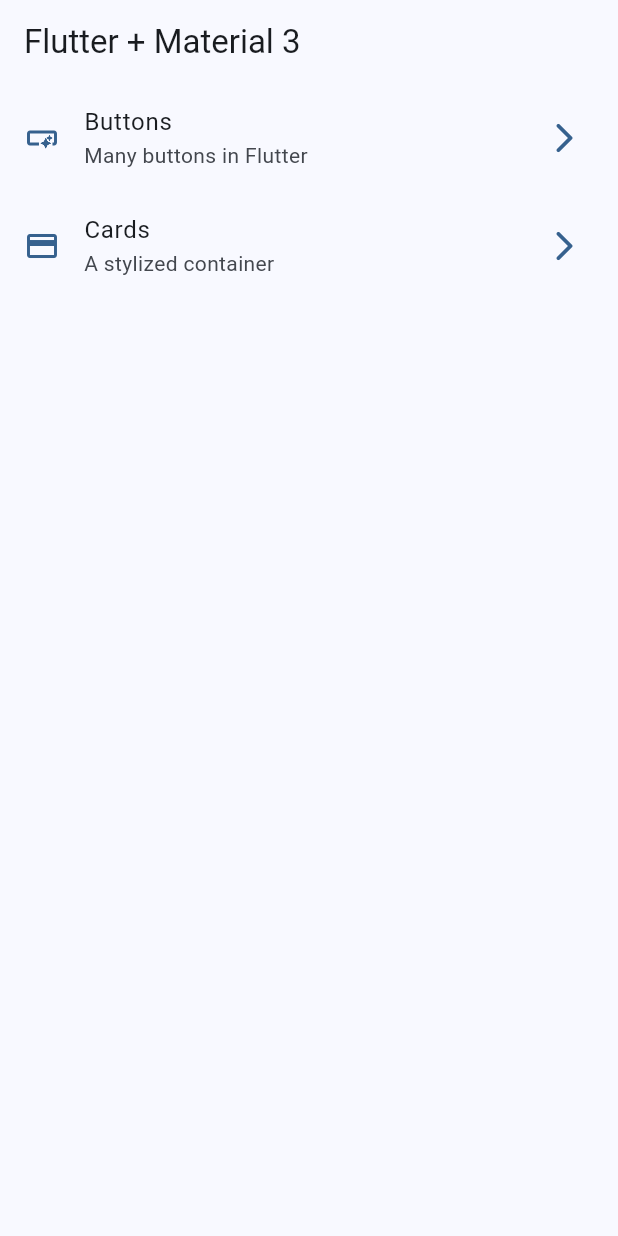
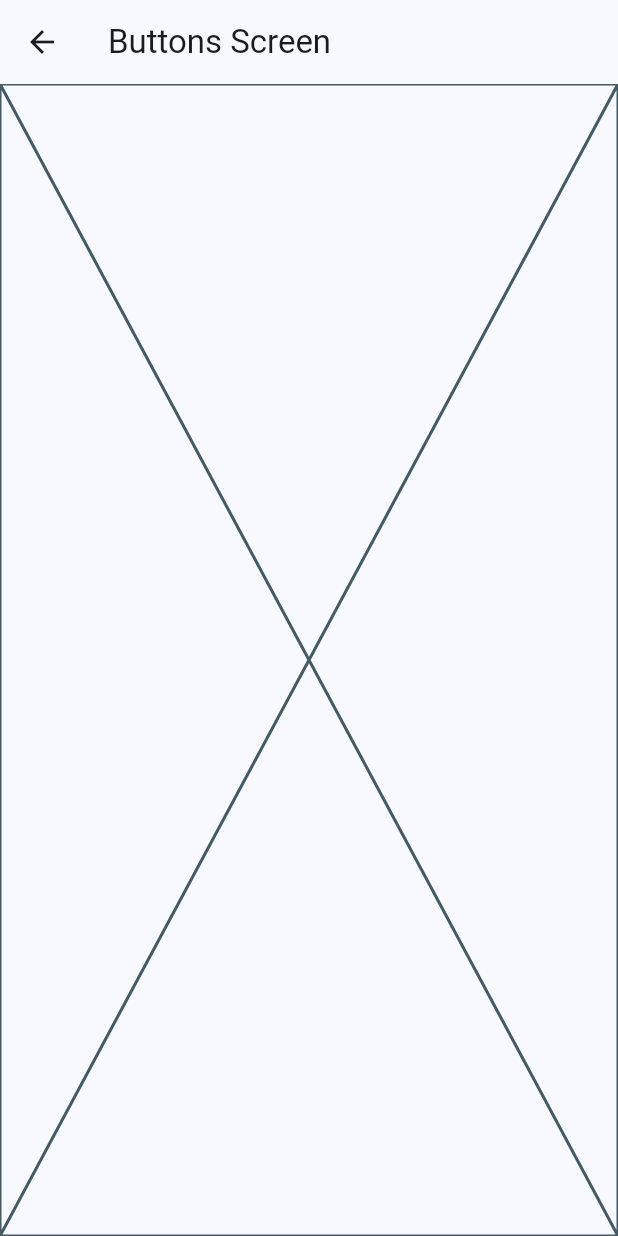
Before and after one commit to eltruforce/widgets-app, a Flutter app: the screen it shows after launch, after a tap on "Buttons", on a phone screen of 412 x 824 dp. Run offline on Flutter 3.47's test engine with Material 3 defaults, Android fonts, the phone set to English and light mode, and no system bars.

```diff
--- a/lib/main.dart
+++ b/lib/main.dart
@@ -1,5 +1,7 @@
 import 'package:flutter/material.dart';
 import 'package:widgets_app/config/theme/app_theme.dart';
+import 'package:widgets_app/presentation/screens/buttons/buttons_screen.dart';
+import 'package:widgets_app/presentation/screens/cards/cards_screen.dart';
 import 'package:widgets_app/presentation/screens/home/home_screen.dart';
 
 void main() {
@@ -15,6 +17,10 @@ class MainApp extends StatelessWidget {
       debugShowCheckedModeBanner: false,
       theme: AppTheme(selectedColor: 0).getTheme(),
       home: const HomeScreen(),
+      routes: {
+        '/buttons': (context) => const ButtonsScreen(),
+        '/cards': (context) => const CardsScreen(),
+      },
     );
   }
 }
--- /dev/null
+++ b/lib/presentation/screens/buttons/buttons_screen.dart
@@ -0,0 +1,13 @@
+import 'package:flutter/material.dart';
+
+class ButtonsScreen extends StatelessWidget {
+  const ButtonsScreen({super.key});
+
+  @override
+  Widget build(BuildContext context) {
+    return Scaffold(
+      appBar: AppBar(title: const Text('Buttons Screen')),
+      body: const Placeholder(),
+    );
+  }
+}
--- a/lib/presentation/screens/home/home_screen.dart
+++ b/lib/presentation/screens/home/home_screen.dart
@@ -1,5 +1,6 @@
 import 'package:flutter/material.dart';
 import 'package:widgets_app/config/menu/menu_items.dart';
+import 'package:widgets_app/presentation/screens/buttons/buttons_screen.dart';
 
 class HomeScreen extends StatelessWidget {
   const HomeScreen({super.key});
@@ -44,7 +45,11 @@ class _CustomListTile extends StatelessWidget {
       title: Text(menuItem.title),
       subtitle: Text(menuItem.subTitle),
       onTap: () {
-        // TODO: Navigate to other screen
+        // Navigator.of(context).push(
+        //   MaterialPageRoute(builder: (context) => const ButtonsScreen()),
+        // );
+
+        Navigator.pushNamed(context, menuItem.link);
       },
     );
   }
```
Also changed, not shown: lib/presentation/screens/cards/cards_screen.dart (added, +13 -0 lines).
